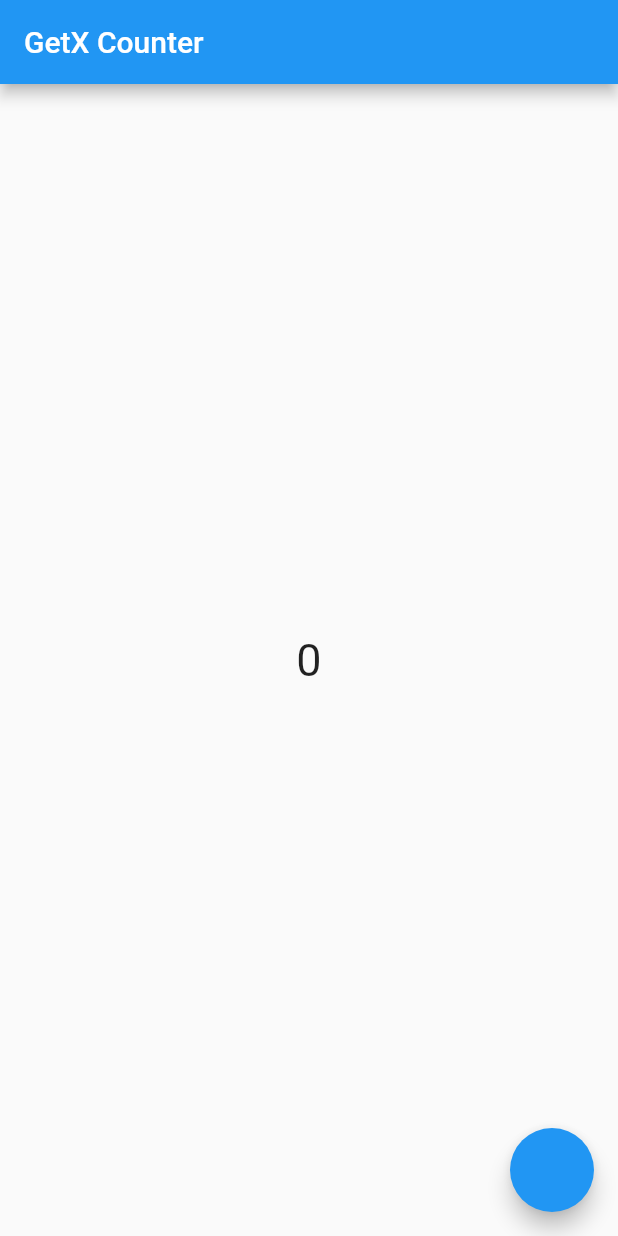
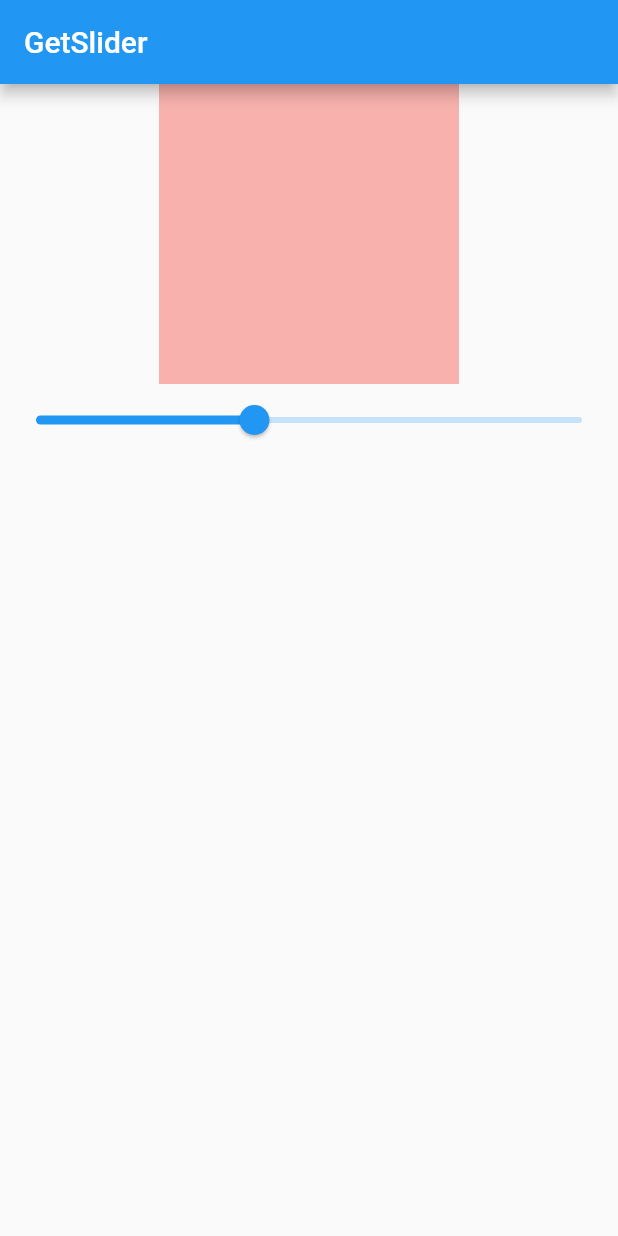
Before and after one commit to najmulmyself/stateManagementPractice, a Flutter app: the screen it shows after launch, on a phone screen of 412 x 824 dp. Run offline on Flutter 3.47's test engine with Material 2 defaults, Android fonts, the phone set to English and light mode, and no system bars; our stand-ins replace get.

Commit message:
getSlider added

```diff
--- /dev/null
+++ b/lib/controller/getSlider.dart
@@ -0,0 +1,9 @@
+import 'package:get/get.dart';
+
+class getSlider extends GetxController {
+  final opacity = 0.4.obs;
+
+  setOpacity(double value) {
+    opacity.value = value;
+  }
+}
--- a/lib/main.dart
+++ b/lib/main.dart
@@ -1,3 +1,4 @@
+import 'package:api_practice/screen/getSlider.dart';
 import 'package:api_practice/screen/getxHome.dart';
 import 'package:api_practice/screen/home_page.dart';
 import 'package:flutter/material.dart';
@@ -11,7 +12,8 @@ class MyApp extends StatelessWidget {
     return GetMaterialApp(
       debugShowCheckedModeBanner: false,
       title: 'Material App',
-      home: GetHome(),
+      // home: GetHome(),
+      home: GetSlider(),
     );
   }
 }
--- /dev/null
+++ b/lib/screen/getSlider.dart
@@ -0,0 +1,30 @@
+import 'package:api_practice/controller/getSlider.dart';
+import 'package:flutter/material.dart';
+import 'package:get/get.dart';
+
+class GetSlider extends StatelessWidget {
+  final getSlider sliderController = getSlider();
+
+  @override
+  Widget build(BuildContext context) {
+    return Scaffold(
+        appBar: AppBar(
+          title: Text("GetSlider"),
+        ),
+        body: Obx((() => Column(
+              children: [
+                Container(
+                  height: 200,
+                  width: 200,
+                  color: Colors.red.withOpacity(sliderController.opacity.value),
+                ),
+                Slider(
+                    value: sliderController.opacity.value,
+                    onChanged: (value) {
+                      print(value);
+                      sliderController.setOpacity(value);
+                    })
+              ],
+            ))));
+  }
+}
--- a/lib/screen/getxHome.dart
+++ b/lib/screen/getxHome.dart
@@ -5,7 +5,9 @@ import 'package:flutter/material.dart';
 import 'package:get/get.dart';
 
 class GetHome extends StatelessWidget {
-  final getController controller = Get.put(getController());
+  final getController controller = getController();
+  // both way we can use instance of a class in getX;
+  // final getContoller controller = Get.put(Controller());
 
   @override
   Widget build(BuildContext context) {
@@ -16,7 +18,7 @@ class GetHome extends StatelessWidget {
       body: Center(
         child: Obx(() => Text(
               controller.count.toString(),
-              style: TextStyle(
+              style: const TextStyle(
                 fontSize: 30,
               ),
             )),
```
